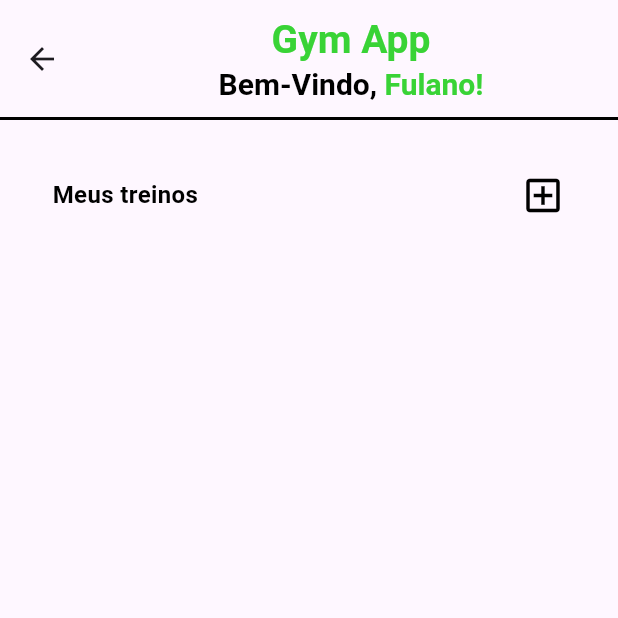
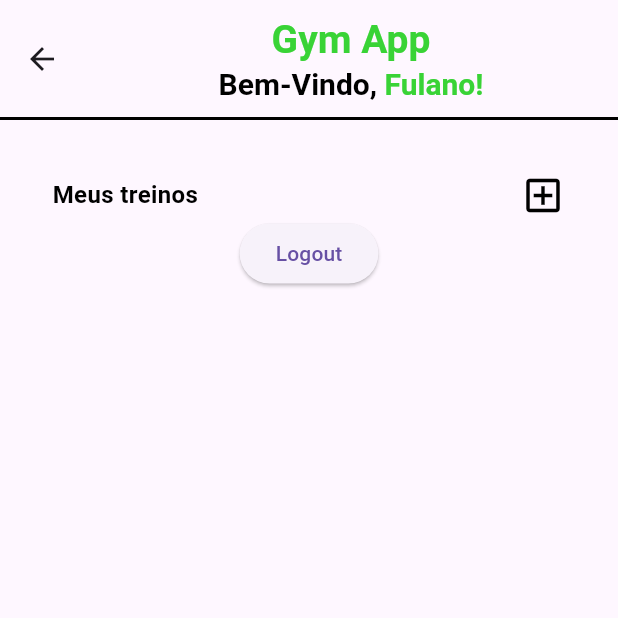
Before and after one commit to ernestosrf/gym-app, a Flutter app: the HomePage screen opened directly, on a phone screen of 412 x 824 dp, the top half of it. Run offline on Flutter 3.47's test engine with Material 3 defaults, Android fonts, the phone set to English and light mode, and no system bars; our stand-ins replace firebase_auth, firebase_core; accounts and stored records are empty; statements that could not run were skipped.

Commit message:
Fix: Merge conflicts

```diff
--- a/lib/home.dart
+++ b/lib/home.dart
@@ -1,5 +1,6 @@
 import 'dart:ui';
 
+import 'package:firebase_auth/firebase_auth.dart';
 import 'package:flutter/material.dart';
 import 'package:firebase_core/firebase_core.dart';
 import 'package:gym_app/assets/header/header.dart';
@@ -31,9 +32,9 @@ class _HomePage extends State<HomePage> {
           left: 35,
           right: 35,
         ),
-        child: const Column(
+        child: Column(
           children: <Widget>[
-            Row(
+            const Row(
               mainAxisAlignment: MainAxisAlignment.spaceBetween,
               children: [
                 Text(
@@ -50,6 +51,12 @@ class _HomePage extends State<HomePage> {
                   color: Colors.black,
                 )
               ],
+            ),
+            ElevatedButton(
+              onPressed: () {
+                FirebaseAuth.instance.signOut();
+              },
+              child: const Text('Logout'),
             )
           ],
         ),
```
